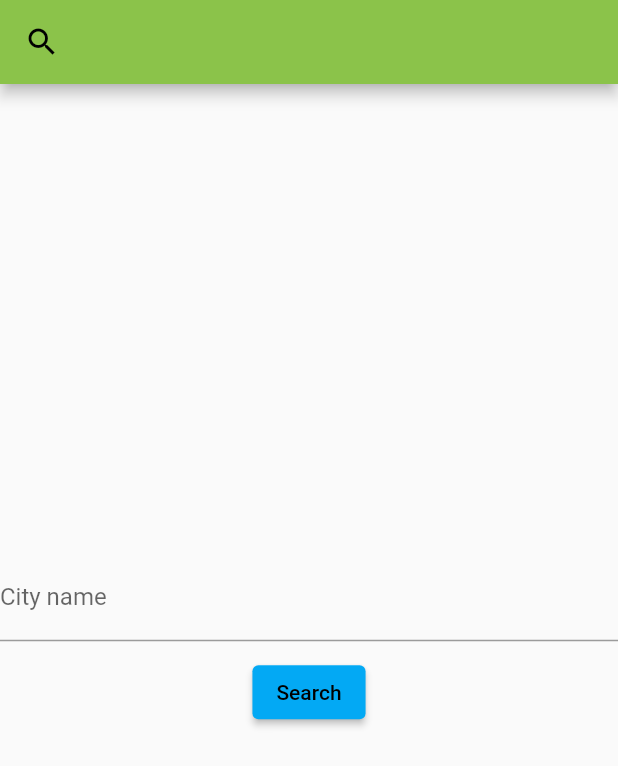
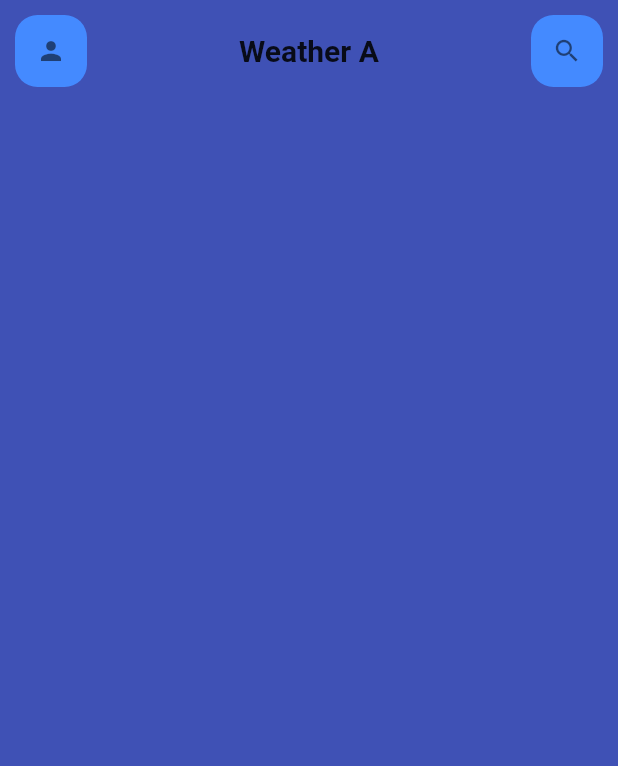
Before and after one commit to MohammadHuseyn/weather_a, a Flutter app: the screen it shows after launch, on a phone screen of 412 x 824 dp. Shown: the top 766 px of the screen. Run offline on Flutter 3.47's test engine with Material 2 defaults, Android fonts, the light colour scheme and no system bars.

Commit message:
building app bar

```diff
--- a/lib/main.dart
+++ b/lib/main.dart
@@ -1,6 +1,9 @@
+import 'dart:ui';
+
 import 'package:flutter/material.dart';
 import 'package:weather_a/models.dart';
 import 'data.dart';
+
 void main() {
   runApp(const MyApp());
 }
@@ -13,6 +16,7 @@
   Widget build(BuildContext context) {
     return MaterialApp(
       title: 'Weather A',
+      debugShowCheckedModeBanner: false,
       theme: ThemeData(
         primarySwatch: Colors.lightBlue,
       ),
@@ -30,37 +34,51 @@
 }
 
 class _MyHomePageState extends State<MyHomePage> {
-
   final _dataService = DataService();
   WeatherResponse? _response;
   var searchC = TextEditingController();
 
-
   @override
   Widget build(BuildContext context) {
     return Scaffold(
-      appBar: AppBar(
-        backgroundColor: Colors.lightGreen,
-        leading: IconButton(
-          icon: Icon(Icons.search),
-          onPressed: () {
-          },
+      backgroundColor: Colors.indigo,
+      appBar: PreferredSize(
+        preferredSize: Size(MediaQuery.of(context).size.width, MediaQuery.of(context).size.height * 0.1),
+        child: Container(
+          child: Row(
+            children: [
+              Container(
+                margin: EdgeInsets.all(10),
+                decoration: BoxDecoration(
+                    borderRadius: BorderRadius.circular(15),
+                    color: Colors.blueAccent),
+                child: IconButton(
+                  iconSize: 20,
+                  icon: Icon(Icons.person_sharp,color: Colors.black54),
+                  onPressed: null,
+                ),
+              ),
+              Spacer(),
+              Text('Weather A',
+              style: TextStyle(fontWeight: FontWeight.bold,fontSize: 20),
+              ),
+              Spacer(),
+              Container(
+                margin: EdgeInsets.all(10),
+                decoration: BoxDecoration(
+                    borderRadius: BorderRadius.circular(15),
+                    color: Colors.blueAccent
+                ),
+                child: IconButton(
+                  iconSize: 20,
+                  icon: Icon(Icons.search,color: Colors.black54,),
+                  onPressed: null,
+                ),
+              ),
+            ],
+          ),
         ),
-      ),
-      body: Column(
-        mainAxisAlignment: MainAxisAlignment.center,
-        children: [
-          TextField(
-            controller: searchC,
-            decoration: InputDecoration(labelText: 'City name'),
-            textAlign: TextAlign.center,
-          ),
-          SizedBox(height: 10,),
-          ElevatedButton(onPressed: searchCity, child: Text("Search")),
-          SizedBox(height: 10,),
-          Text(_response == null? "" : "city: ${_response!.name}")
-        ],
-      ),
+      )
     );
   }
 
```
